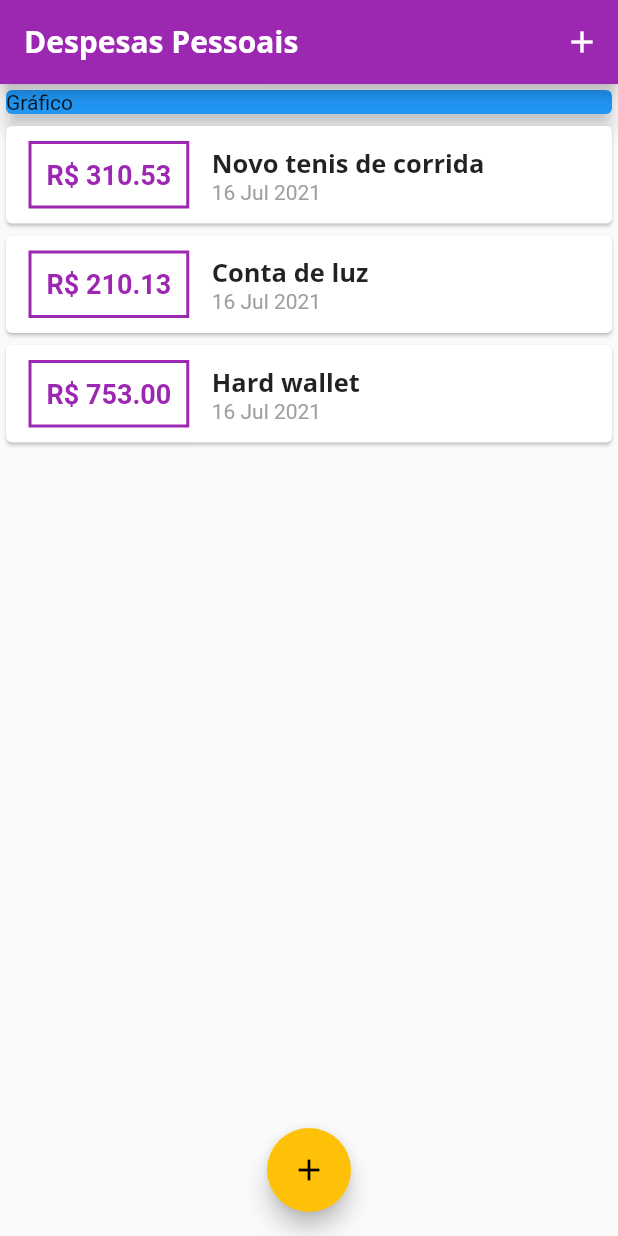
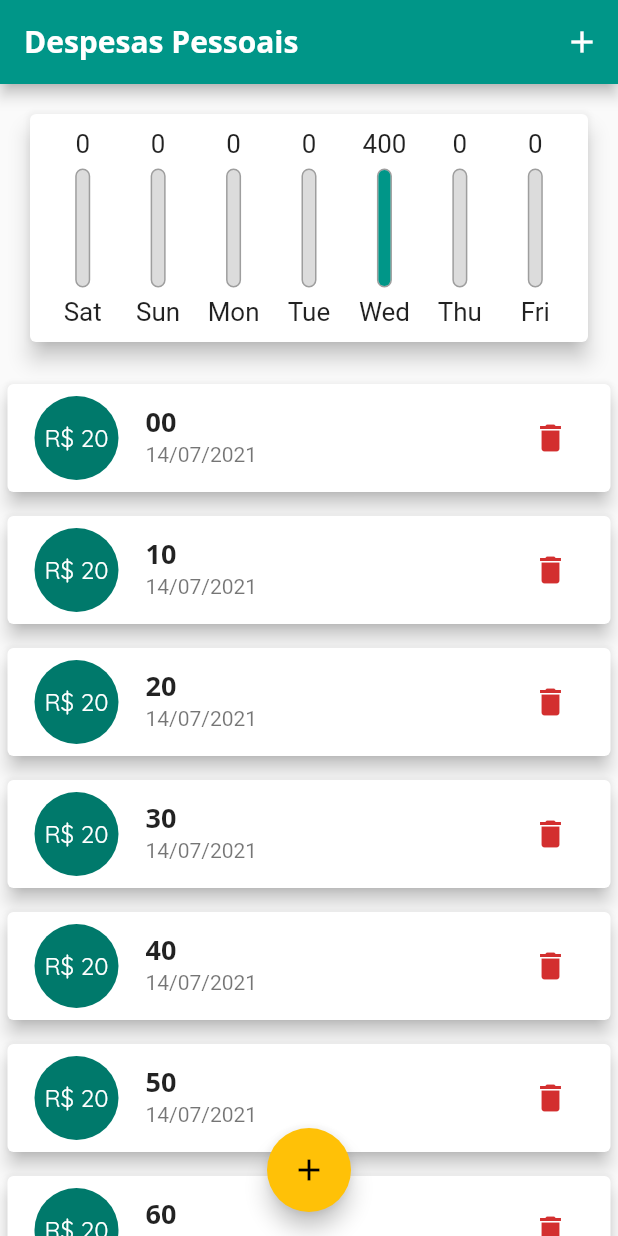
Before and after one commit to rodstur/expenses, a Flutter app: the screen it shows after launch, on a phone screen of 412 x 824 dp. Run offline on Flutter 3.47's test engine with Material 2 defaults, Android fonts, the phone set to English and light mode, and no system bars.

Commit message:
responsive layout

```diff
--- /dev/null
+++ b/lib/components/chart.dart
@@ -0,0 +1,60 @@
+import 'package:expenses/components/chart_bar.dart';
+import 'package:expenses/models/transaction.dart';
+import 'package:flutter/material.dart';
+import 'package:intl/intl.dart';
+import '../helpers/currency.dart';
+
+class Chart extends StatelessWidget {
+  final List<Transaction> transactions;
+
+  const Chart(this.transactions);
+
+  List<Map<String, Object>> get groupedTransactions {
+    return List.generate(7, (index) {
+      final day = DateTime.now().subtract(Duration(days: index));
+      double sum = 0;
+
+      for (final t in transactions) {
+        if (DateFormat.yMd().format(day) == DateFormat.yMd().format(t.date)) {
+          sum += t.value;
+        }
+      }
+
+      return {
+        "day": DateFormat.E().format(day),
+        "value": sum,
+      };
+    }).reversed.toList();
+  }
+
+  double get _weekSumTransactions {
+    return groupedTransactions
+        .map((e) => e["value"]! as double)
+        .reduce((value, element) => value + element);
+  }
+
+  @override
+  Widget build(BuildContext context) {
+    return Card(
+      elevation: 6,
+      margin: const EdgeInsets.all(20),
+      child: Padding(
+        padding: const EdgeInsets.all(10.0),
+        child: Row(
+          children: groupedTransactions.map((e) {
+            return Flexible(
+              fit: FlexFit.tight,
+              child: ChartBar(
+                value: Currency(e["value"]! as double).shortCurrency,
+                percentage: _weekSumTransactions == 0
+                    ? 0
+                    : (e["value"]! as double) / _weekSumTransactions,
+                label: e["day"].toString(),
+              ),
+            );
+          }).toList(),
+        ),
+      ),
+    );
+  }
+}
--- /dev/null
+++ b/lib/components/chart_bar.dart
@@ -0,0 +1,60 @@
+import 'package:flutter/cupertino.dart';
+import 'package:flutter/material.dart';
+
+class ChartBar extends StatelessWidget {
+  final String label;
+  final String value;
+  final double percentage;
+
+  const ChartBar(
+      {this.percentage = 0, required this.value, required this.label});
+
+  @override
+  Widget build(BuildContext context) {
+    return LayoutBuilder(
+      builder: (context, constrainst) => Padding(
+        padding: const EdgeInsets.symmetric(horizontal: 2),
+        child: Column(
+          children: [
+            SizedBox(
+              height: constrainst.maxHeight * 0.15,
+              child: FittedBox(child: FittedBox(child: Text(value.toString()))),
+            ),
+            Padding(
+              padding: EdgeInsets.symmetric(
+                vertical: constrainst.maxHeight * 0.05,
+              ),
+              child: Container(
+                decoration: BoxDecoration(
+                  border: Border.all(color: Colors.grey),
+                  color: const Color.fromRGBO(220, 220, 220, 1),
+                  borderRadius: BorderRadius.circular(5),
+                ),
+                height: constrainst.maxHeight * 0.60,
+                width: 10,
+                child: Stack(
+                  alignment: Alignment.bottomCenter,
+                  children: [
+                    FractionallySizedBox(
+                      heightFactor: percentage,
+                      child: Container(
+                        decoration: BoxDecoration(
+                          color: Theme.of(context).primaryColor,
+                          borderRadius: BorderRadius.circular(5),
+                        ),
+                      ),
+                    )
+                  ],
+                ),
+              ),
+            ),
+            SizedBox(
+              height: constrainst.maxHeight * 0.15,
+              child: FittedBox(child: Text(label)),
+            ),
+          ],
+        ),
+      ),
+    );
+  }
+}
--- a/lib/components/transaction_form.dart
+++ b/lib/components/transaction_form.dart
@@ -1,7 +1,9 @@
 import 'package:flutter/material.dart';
+import 'package:flutter/services.dart';
+import 'package:intl/intl.dart';
 
 class TransactionForm extends StatefulWidget {
-  final void Function(String, double) addTransactionFn;
+  final void Function(String, double, DateTime) addTransactionFn;
 
   const TransactionForm(this.addTransactionFn);
 
@@ -11,27 +13,55 @@ class TransactionForm extends StatefulWidget {
 
 class _TransactionFormState extends State<TransactionForm> {
   final titleController = TextEditingController();
-
   final valueController = TextEditingController();
+  final dateController =
+      TextEditingController(text: DateFormat("dd/MM/y").format(DateTime.now()));
 
   void _submitForm() {
     final title = titleController.text;
     final value = double.tryParse(valueController.text) ?? 0;
+    final DateTime? date;
 
     if (title.isEmpty || value <= 0) return;
 
-    widget.addTransactionFn(title, value);
+    try {
+      date = DateFormat("dd/MM/y").parseStrict(dateController.text);
+    } catch (e) {
+      return;
+    }
+
+    widget.addTransactionFn(title, value, date);
 
     Navigator.of(context).pop();
   }
 
+  void _showDatePicker() {
+    showDatePicker(
+      context: context,
+      initialDate: DateTime.now(),
+      firstDate: DateTime(2019), //pode sel até um ano,
+      lastDate: DateTime.now(),
+    ).then((dateValue) {
+      if (dateValue == null) return;
+
+      setState(() {
+        dateController.text = DateFormat("dd/MM/y").format(dateValue);
+      });
+    });
+  }
+
   @override
   Widget build(BuildContext context) {
-    return Card(
-      elevation: 5,
+    return SingleChildScrollView(
       child: Padding(
-        padding: const EdgeInsets.all(10.0),
+        padding: EdgeInsets.only(
+          top: 10,
+          left: 10,
+          right: 10,
+          bottom: 10 + MediaQuery.of(context).viewInsets.bottom,
+        ),
         child: Column(
+          mainAxisSize: MainAxisSize.min,
           children: [
             TextField(
               controller: titleController,
@@ -49,7 +79,21 @@ class _TransactionFormState extends State<TransactionForm> {
               ),
               onSubmitted: (_) => _submitForm(),
             ),
-            Row(
+            TextField(
+              controller: dateController,
+              decoration: const InputDecoration(
+                labelText: "Data",
+                counterText: "",
+              ),
+              maxLength: 10,
+              readOnly: true,
+              keyboardType: TextInputType.datetime,
+              onSubmitted: (_) => _submitForm(),
+              onTap: _showDatePicker,
+            ),
+            Padding(
+              padding: const EdgeInsets.only(top: 10),
+              child: Row(
                 mainAxisAlignment: MainAxisAlignment.end,
                 children: [
                   TextButton(
@@ -57,6 +101,7 @@ class _TransactionFormState extends State<TransactionForm> {
                     child: const Text("Nova Transação"),
                   ),
                 ],
+              ),
             )
           ],
         ),
--- a/lib/components/transaction_list.dart
+++ b/lib/components/transaction_list.dart
@@ -1,62 +1,79 @@
+import 'package:expenses/helpers/currency.dart';
 import 'package:expenses/models/transaction.dart';
 import 'package:flutter/material.dart';
+import 'package:flutter/painting.dart';
 import 'package:intl/intl.dart';
 
 class TransactionList extends StatelessWidget {
   final List<Transaction> transactions;
+  final void Function(String) _removeTransaction;
 
-  const TransactionList(this.transactions);
+  const TransactionList(this.transactions, this._removeTransaction);
 
   @override
   Widget build(BuildContext context) {
-    return SizedBox(
-      height: 500,
-      child: ListView.builder(
+    return transactions.isEmpty
+        ? LayoutBuilder(
+            builder: (context, constraints) => Column(
+              children: [
+                const SizedBox(height: 20),
+                Text(
+                  "Não há transações cadastradas",
+                  style: Theme.of(context).textTheme.headline6,
+                ),
+                const SizedBox(height: 20),
+                SizedBox(
+                  height: constraints.maxHeight * 0.6,
+                  child: Image.asset(
+                    "assets/images/waiting.png",
+                    fit: BoxFit.cover,
+                  ),
+                ),
+              ],
+            ),
+          )
+        : ListView.builder(
             itemCount: transactions.length,
             itemBuilder: (ctx, index) {
               final e = transactions[index];
               return Card(
-            child: Row(
-              children: [
-                Container(
-                  margin: const EdgeInsets.symmetric(
-                    horizontal: 15,
-                    vertical: 10,
-                  ),
-                  decoration: BoxDecoration(
-                    border: Border.all(
-                      color: Theme.of(context).primaryColor,
-                      width: 2,
-                    ),
-                  ),
-                  padding: const EdgeInsets.all(10),
+                elevation: 5,
+                margin: const EdgeInsets.symmetric(vertical: 8, horizontal: 5),
+                child: ListTile(
+                  leading: CircleAvatar(
+                    radius: 30,
+                    child: Padding(
+                      padding: const EdgeInsets.symmetric(horizontal: 5),
+                      child: FittedBox(
                         child: Text(
-                    "R\$ ${e.value.toStringAsFixed(2)}",
-                    style: TextStyle(
-                      fontWeight: FontWeight.bold,
-                      fontSize: 18,
-                      color: Theme.of(context).primaryColor,
+                          "R\$ ${Currency(e.value).shortCurrency}",
                         ),
                       ),
                     ),
-                Column(
-                  crossAxisAlignment: CrossAxisAlignment.start,
-                  children: [
-                    Text(
+                  ),
+                  title: Text(
                     e.title,
                     style: Theme.of(context).textTheme.headline6,
                   ),
-                    Text(
-                      DateFormat('dd MMM y').format(e.date),
-                      style: const TextStyle(color: Colors.grey),
+                  subtitle: Text(DateFormat("dd/MM/y").format(e.date)),
+                  trailing: (MediaQuery.of(context).size.width > 480)
+                      ? TextButton.icon(
+                          onPressed: () => _removeTransaction(e.id),
+                          label: const Text("Excluir"),
+                          icon: const Icon(Icons.delete),
+                          style: TextButton.styleFrom(
+                            primary: Theme.of(context).errorColor,
+                            backgroundColor: Colors.transparent,
+                          ),
                         )
-                  ],
-                )
-              ],
+                      : IconButton(
+                          onPressed: () => _removeTransaction(e.id),
+                          icon: const Icon(Icons.delete),
+                          color: Theme.of(context).errorColor,
+                        ),
                 ),
               );
             },
-      ),
           );
   }
 }
--- /dev/null
+++ b/lib/helpers/currency.dart
@@ -0,0 +1,21 @@
+class Currency {
+  final double _value;
+
+  const Currency(this._value);
+
+  Map<int, String> get _suffixMap => const {0: "", 1: "K", 2: "M", 3: "B"};
+
+  String get shortCurrency {
+    int count = 0;
+    dynamic newValue = _value;
+
+    while (newValue as double >= 1000) {
+      newValue /= 1000;
+      count++;
+    }
+
+    return (newValue % 1 == 0)
+        ? newValue.toInt().toString()
+        : "${newValue.toStringAsFixed(2)}${_suffixMap[count]}";
+  }
+}
--- a/lib/main.dart
+++ b/lib/main.dart
@@ -1,5 +1,10 @@
+import 'dart:io';
 import 'dart:math';
+import 'dart:ui';
 
+import 'package:expenses/components/chart.dart';
+import 'package:expenses/models/transaction_repository.dart';
+import 'package:flutter/cupertino.dart';
 import 'package:flutter/material.dart';
 import 'components/transaction_form.dart';
 import 'components/transaction_list.dart';
@@ -14,16 +19,31 @@ class ExpensesApp extends StatelessWidget {
     return MaterialApp(
       home: MyHomePage(),
       theme: ThemeData(
-        primarySwatch: Colors.purple,
+        primarySwatch: Colors.teal,
         accentColor: Colors.amber,
         fontFamily: "Quicksand",
         textTheme: ThemeData.light().textTheme.copyWith(
               headline6: const TextStyle(
                 fontFamily: "OpenSans",
-                fontSize: 17,
+                fontSize: 18,
                 fontWeight: FontWeight.bold,
               ),
+              button: const TextStyle(
+                fontSize: 14,
+                fontWeight: FontWeight.bold,
+                color: Colors.white,
+              ),
             ),
+        textButtonTheme: TextButtonThemeData(
+          style: TextButton.styleFrom(
+            primary: Colors.white,
+            backgroundColor: Colors.teal,
+            shape: RoundedRectangleBorder(
+              borderRadius: BorderRadius.circular(20),
+            ),
+            padding: const EdgeInsets.symmetric(horizontal: 10),
+          ),
+        ),
         appBarTheme: AppBarTheme(
           textTheme: ThemeData.light().textTheme.copyWith(
                 headline6: const TextStyle(
@@ -44,84 +64,101 @@ class MyHomePage extends StatefulWidget {
 }
 
 class _MyHomePageState extends State<MyHomePage> {
-  final _transactions = [
-    Transaction(
-      id: "t1",
-      title: "Novo tenis de corrida",
-      value: 310.53,
-      date: DateTime.now(),
-    ),
-    Transaction(
-      id: "t2",
-      title: "Conta de luz",
-      value: 210.13,
-      date: DateTime.now(),
-    ),
-    Transaction(
-      id: "t3",
-      title: "Hard wallet",
-      value: 753,
-      date: DateTime.now(),
-    ),
-  ];
+  final List<Transaction> _transactions = TransactionRepository().generate;
+  bool _showChart = false;
 
-  void _addTransaction(String title, double value) {
+  List<Transaction> get _recentTransactions {
+    return _transactions
+        .where((t) =>
+            t.date.isAfter(DateTime.now().subtract(const Duration(days: 7))))
+        .toList();
+  }
+
+  void _addTransaction(String title, double value, DateTime date) {
     final newTransaction = Transaction(
       id: Random().nextDouble().toString(),
       title: title,
       value: value,
-      date: DateTime.now(),
+      date: date,
     );
 
     setState(() {
       _transactions.add(newTransaction);
     });
+  }
 
-    //Navigator.of(context).pop();
+  void _removeTransaction(String id) {
+    setState(() {
+      _transactions.removeWhere((el) => el.id == id);
+    });
   }
 
   void _openTransactionFormModal(BuildContext context) {
     showModalBottomSheet(
       context: context,
-      builder: (_) => Column(
+      isScrollControlled: true,
+      shape: const RoundedRectangleBorder(
+        borderRadius: BorderRadius.only(
+          topLeft: Radius.circular(10),
+          topRight: Radius.circular(10),
+        ),
+      ),
+      builder: (_) {
+        return TransactionForm(_addTransaction);
+      },
+    );
+  }
+
+  void onchangeChart() => setState(() {
+        _showChart = !_showChart;
+      });
+
+  @override
+  Widget build(BuildContext context) {
+    final mediaQuery = MediaQuery.of(context);
+    final bool _isLandscape = mediaQuery.orientation == Orientation.landscape;
+    final actions = [
+      if (_isLandscape)
+        IconButton(
+            onPressed: onchangeChart,
+            icon: Icon(_showChart ? Icons.list : Icons.bar_chart)),
+      IconButton(
+        onPressed: () => _openTransactionFormModal(context),
+        icon: const Icon(Icons.add, color: Colors.white),
+      ),
+    ];
+    const titleWidget = Text("Despesas Pessoais");
+
+    final PreferredSizeWidget appBar = AppBar(
+      title: titleWidget,
+      actions: actions,
+    );
+
+    final avaliableHeight = mediaQuery.size.height -
+        appBar.preferredSize.height -
+        mediaQuery.padding.top;
+
+    final page = SingleChildScrollView(
+      child: Column(
+        crossAxisAlignment: CrossAxisAlignment.stretch,
         children: [
-          TransactionForm(_addTransaction),
+          if (_showChart || !_isLandscape)
+            SizedBox(
+              height: avaliableHeight * (_isLandscape ? 0.7 : 0.25),
+              child: Chart(_recentTransactions),
+            ),
+          if (!_showChart || !_isLandscape)
+            SizedBox(
+              height: avaliableHeight * (_isLandscape ? 1 : 0.75),
+              child: TransactionList(_transactions, _removeTransaction),
+            ),
         ],
       ),
     );
-  }
 
-  @override
-  Widget build(BuildContext context) {
     return Scaffold(
-      appBar: AppBar(
-        title: const Text("Despesas Pessoais"),
-        actions: [
-          IconButton(
-            onPressed: () => _openTransactionFormModal(context),
-            icon: const Icon(
-              Icons.add,
-              color: Colors.white,
-            ),
-          ),
-        ],
-      ),
-      body: SingleChildScrollView(
-        child: Column(
-          crossAxisAlignment: CrossAxisAlignment.stretch,
-          children: [
-            Container(
-              width: double.infinity,
-              child: const Card(
-                elevation: 5,
-                color: Colors.blue,
-                child: Text("Gráfico"),
-              ),
-            ),
-            TransactionList(_transactions),
-          ],
-        ),
-      ),
+      appBar: appBar,
+      body: page,
       floatingActionButton: FloatingActionButton(
         onPressed: () => _openTransactionFormModal(context),
         child: const Icon(Icons.add),
--- /dev/null
+++ b/lib/models/transaction_repository.dart
@@ -0,0 +1,80 @@
+import 'dart:math';
+
+//import 'package:expenses/helpers/currency.dart';
+import 'package:expenses/models/transaction.dart';
+
+class TransactionRepository {
+  List<Transaction> get generate => List.generate(20, (index) {
+        final str = index.toString() + DateTime.now().microsecond.toString();
+        final subt = Random().nextInt(7);
+
+        return Transaction(
+          id: index.toString(),
+          title: str,
+          value: Random().nextInt(200).toDouble(),
+          date: DateTime.now().subtract(Duration(days: subt)),
+        );
+      });
+
+  /*[
+        Transaction(
+            id: "1",
+            title: "Luz",
+            value: 100,
+            date: DateTime.now().subtract(const Duration(days: 1))),
+        Transaction(
+            id: "2",
+            title: "Agua",
+            value: 150,
+            date: DateTime.now().subtract(const Duration(days: 2))),
+        Transaction(
+          id: "3",
+          title: "Internet",
+          value: 100,
+          date: DateTime.now(),
+        ),
+        Transaction(
+            id: "4",
+            title: "Alimentacao",
+            value: 500,
+            date: DateTime.now().subtract(const Duration(days: 2))),
+        Transaction(
+          id: "5",
+          title: "Academia",
+          value: 500,
+          date: DateTime.now(),
+        ),
+        Transaction(
+          id: "6",
+          title: "Remedios",
+          value: 50,
+          date: DateTime.now(),
+        ),
+        Transaction(
+          id: "7",
+          title: "Remedios",
+          value: 50,
+          date: DateTime.now(),
+        ),
+        Transaction(
+            id: "8",
+            title: "Lanches",
+            value: 100,
+            date: DateTime.now().subtract(const Duration(days: 4))),
+        Transaction(
+            id: "9",
+            title: "Gasolina",
+            value: 700,
+            date: DateTime.now().subtract(const Duration(days: 6))),
+        Transaction(
+            id: "10",
+            title: "Aluguel",
+            value: 1000,
+            date: DateTime.now().subtract(const Duration(days: 7))),
+        Transaction(
+            id: "11",
+            title: "Transporte",
+            value: 100,
+            date: DateTime.now().subtract(const Duration(days: 2))),
+      ];*/
+}
--- a/pubspec.yaml
+++ b/pubspec.yaml
@@ -49,8 +49,8 @@ flutter:
   uses-material-design: true
 
   # To add assets to your application, add an assets section, like this:
-  # assets:
-  #   - images/a_dot_burr.jpeg
+  assets:
+    - assets/images/waiting.png
   #   - images/a_dot_ham.jpeg
 
   # An image asset can refer to one or more resolution-specific "variants", see
```
Also changed, not shown: assets/images/waiting.png (added), 1 other file. Lines whose indentation alone changed are shown as unchanged.
